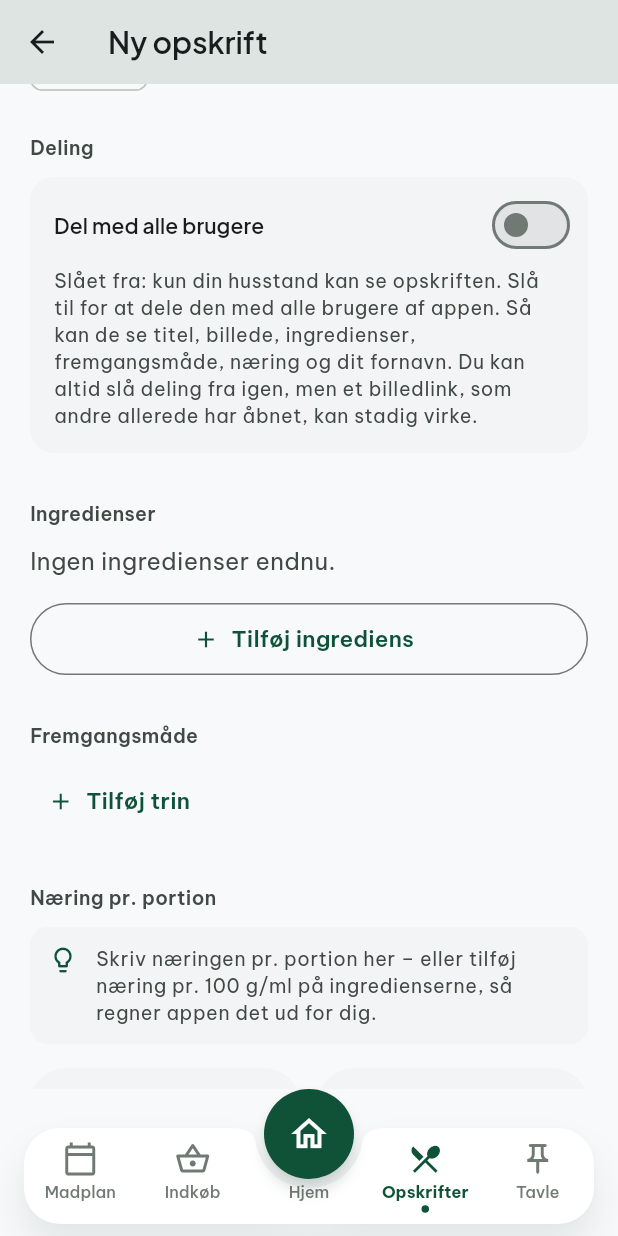
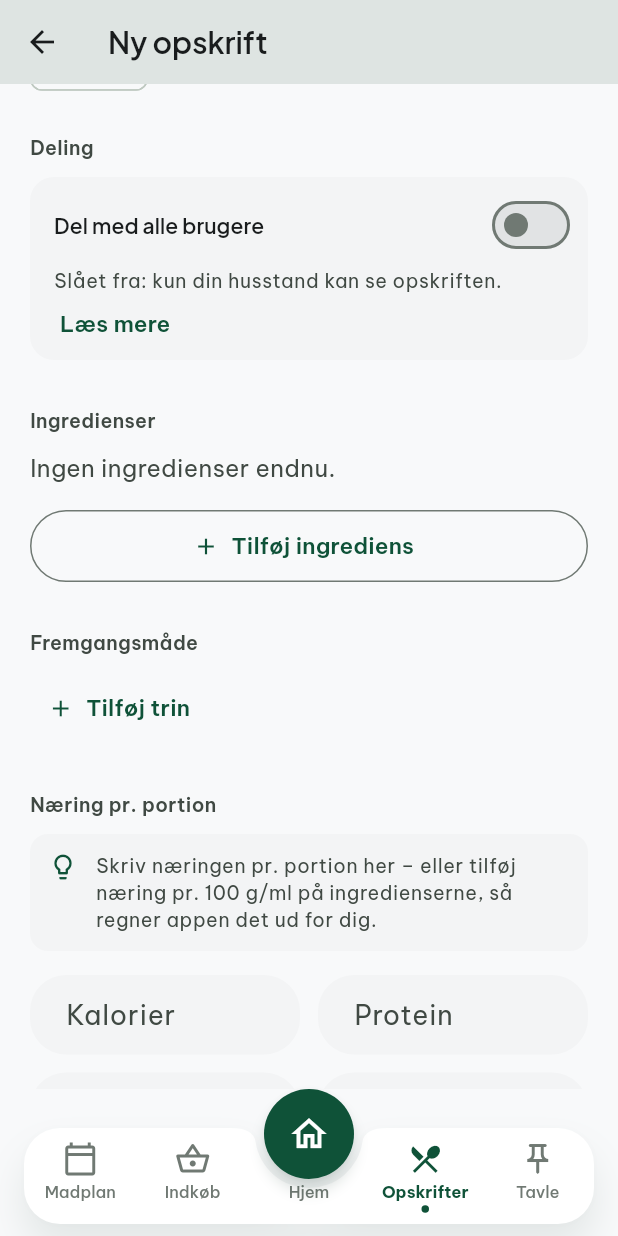
Before and after one commit to Zpolonius/Skafferiet, a Flutter app: the CreateRecipeScreen screen opened by its route, scrolled down 576 dp, on a phone screen of 412 x 824 dp. Run offline on Flutter 3.47's test engine with Material 3 defaults, Android fonts, the phone set to English and light mode, and no system bars; our stand-ins replace cached_network_image, cloud_firestore, connectivity_plus, firebase_auth, firebase_core, firebase_storage and 7 more; accounts and stored records are empty; generated files the repository leaves out were written again; network calls fail.

Commit message:
Collapse the sharing explanation behind "Læs mere"
The share switch showed a long paragraph that took up much of the
recipe form. It now shows a one-line status, and "Læs mere" expands
the full explanation of what sharing with all users means.

Co-Authored-By: Claude Opus 5.5 <noreply@anthropic.com>

```diff
--- a/lib/features/recipes/recipe_form_widgets.dart
+++ b/lib/features/recipes/recipe_form_widgets.dart
@@ -7,7 +7,8 @@ import 'ingredient_sheet.dart';
 
 /// "400 g", "1,5 dl" eller bare "fed" hvis der ikke er en mængde.
 String formatIngredientAmount(Ingredient ing) {
-  final qty = ing.quantity > 0 ? formatDanishNumber(ing.quantity, maxDecimals: 2) : '';
+  final qty =
+      ing.quantity > 0 ? formatDanishNumber(ing.quantity, maxDecimals: 2) : '';
   return [qty, ing.unit.trim()].where((s) => s.isNotEmpty).join(' ');
 }
 
@@ -18,10 +19,12 @@ class IngredientListEditor extends StatelessWidget {
   final List<Ingredient> ingredients;
   final ValueChanged<List<Ingredient>> onChanged;
 
-  const IngredientListEditor({super.key, required this.ingredients, required this.onChanged});
+  const IngredientListEditor(
+      {super.key, required this.ingredients, required this.onChanged});
 
   Future<void> _edit(BuildContext context, int index) async {
-    final updated = await showIngredientSheet(context, initial: ingredients[index]);
+    final updated =
+        await showIngredientSheet(context, initial: ingredients[index]);
     if (updated == null) return;
     onChanged([...ingredients]..[index] = updated);
   }
@@ -45,7 +48,8 @@ class IngredientListEditor extends StatelessWidget {
             padding: const EdgeInsets.only(bottom: 12),
             child: Text(
               'Ingen ingredienser endnu.',
-              style: theme.textTheme.bodyMedium?.copyWith(color: colors.onSurfaceVariant),
+              style: theme.textTheme.bodyMedium
+                  ?.copyWith(color: colors.onSurfaceVariant),
             ),
           ),
         ...ingredients.asMap().entries.map((entry) {
@@ -55,7 +59,8 @@ class IngredientListEditor extends StatelessWidget {
             margin: const EdgeInsets.only(bottom: 8),
             elevation: 0,
             color: colors.surfaceContainerLow,
-            shape: RoundedRectangleBorder(borderRadius: BorderRadius.circular(12)),
+            shape:
+                RoundedRectangleBorder(borderRadius: BorderRadius.circular(12)),
             child: InkWell(
               borderRadius: BorderRadius.circular(12),
               onTap: () => _edit(context, idx),
@@ -79,12 +84,15 @@ class IngredientListEditor extends StatelessWidget {
                     if (ing.nutritionPer100 != null)
                       Tooltip(
                         message: 'Har næring pr. 100 g/ml',
-                        child: Icon(Icons.local_fire_department_outlined, size: 18, color: colors.secondary),
+                        child: Icon(Icons.local_fire_department_outlined,
+                            size: 18, color: colors.secondary),
                       ),
                     IconButton(
                       tooltip: 'Fjern ${ing.name}',
-                      onPressed: () => onChanged([...ingredients]..removeAt(idx)),
-                      icon: Icon(Icons.remove_circle_outline, color: colors.error),
+                      onPressed: () =>
+                          onChanged([...ingredients]..removeAt(idx)),
+                      icon: Icon(Icons.remove_circle_outline,
+                          color: colors.error),
                     ),
                   ],
                 ),
@@ -98,7 +106,8 @@ class IngredientListEditor extends StatelessWidget {
           onPressed: () => _add(context),
           icon: const Icon(Icons.add),
           label: const Text('Tilføj ingrediens'),
-          style: OutlinedButton.styleFrom(minimumSize: const Size(double.infinity, 48)),
+          style: OutlinedButton.styleFrom(
+              minimumSize: const Size(double.infinity, 48)),
         ),
       ],
     );
@@ -114,7 +123,8 @@ class ServingsStepper extends StatelessWidget {
   final int? value;
   final ValueChanged<int?> onChanged;
 
-  const ServingsStepper({super.key, required this.value, required this.onChanged});
+  const ServingsStepper(
+      {super.key, required this.value, required this.onChanged});
 
   @override
   Widget build(BuildContext context) {
@@ -129,7 +139,8 @@ class ServingsStepper extends StatelessWidget {
               Text('Portioner', style: theme.textTheme.titleSmall),
               Text(
                 'Bruges til næring pr. portion',
-                style: theme.textTheme.bodySmall?.copyWith(color: theme.colorScheme.onSurfaceVariant),
+                style: theme.textTheme.bodySmall
+                    ?.copyWith(color: theme.colorScheme.onSurfaceVariant),
               ),
             ],
           ),
@@ -157,7 +168,8 @@ class ServingsStepper extends StatelessWidget {
         ),
         IconButton.outlined(
           tooltip: 'Flere portioner',
-          onPressed: (v ?? 0) >= maxServings ? null : () => onChanged((v ?? 0) + 1),
+          onPressed:
+              (v ?? 0) >= maxServings ? null : () => onChanged((v ?? 0) + 1),
           icon: const Icon(Icons.add),
         ),
       ],
@@ -282,13 +294,18 @@ class NutritionFields extends StatelessWidget {
           crossAxisAlignment: CrossAxisAlignment.start,
           children: [
             Expanded(
-              child: _field(theme, 'Kalorier', 'kcal', controllers.kcal, NutritionFormControllers.maxKcal,
+              child: _field(
+                  theme,
+                  'Kalorier',
+                  'kcal',
+                  controllers.kcal,
+                  NutritionFormControllers.maxKcal,
                   perServing?.kcal.roundToDouble()),
             ),
             const SizedBox(width: 12),
             Expanded(
-              child: _field(
-                  theme, 'Protein', 'g', controllers.protein, NutritionFormControllers.maxGrams, perServing?.protein),
+              child: _field(theme, 'Protein', 'g', controllers.protein,
+                  NutritionFormControllers.maxGrams, perServing?.protein),
             ),
           ],
         ),
@@ -297,12 +314,13 @@ class NutritionFields extends StatelessWidget {
           crossAxisAlignment: CrossAxisAlignment.start,
           children: [
             Expanded(
-              child: _field(
-                  theme, 'Kulhydrat', 'g', controllers.carbs, NutritionFormControllers.maxGrams, perServing?.carbs),
+              child: _field(theme, 'Kulhydrat', 'g', controllers.carbs,
+                  NutritionFormControllers.maxGrams, perServing?.carbs),
             ),
             const SizedBox(width: 12),
             Expanded(
-              child: _field(theme, 'Fedt', 'g', controllers.fat, NutritionFormControllers.maxGrams, perServing?.fat),
+              child: _field(theme, 'Fedt', 'g', controllers.fat,
+                  NutritionFormControllers.maxGrams, perServing?.fat),
             ),
           ],
         ),
@@ -310,7 +328,8 @@ class NutritionFields extends StatelessWidget {
     );
   }
 
-  Widget _field(ThemeData theme, String label, String suffix, TextEditingController c, double max, double? calculated) {
+  Widget _field(ThemeData theme, String label, String suffix,
+      TextEditingController c, double max, double? calculated) {
     return TextField(
       key: Key('recipe-nutrition-$label'),
       controller: c,
@@ -321,9 +340,11 @@ class NutritionFields extends StatelessWidget {
         labelText: label,
         suffixText: suffix,
         // Label svæver altid, så den beregnede værdi kan ses som hint.
-        floatingLabelBehavior: calculated != null ? FloatingLabelBehavior.always : null,
+        floatingLabelBehavior:
+            calculated != null ? FloatingLabelBehavior.always : null,
         hintText: calculated != null ? formatDanishNumber(calculated) : null,
-        errorText: showErrors ? NutritionFormControllers.errorFor(c, max) : null,
+        errorText:
+            showErrors ? NutritionFormControllers.errorFor(c, max) : null,
       ),
     );
   }
@@ -344,11 +365,13 @@ class _InfoBanner extends StatelessWidget {
     final String text;
     if (!calculation.hasData) {
       icon = Icons.lightbulb_outline;
-      text = 'Skriv næringen pr. portion her – eller tilføj næring pr. 100 g/ml '
+      text =
+          'Skriv næringen pr. portion her – eller tilføj næring pr. 100 g/ml '
           'på ingredienserne, så regner appen det ud for dig.';
     } else if (servings == null) {
       icon = Icons.info_outline;
-      text = 'Angiv antal portioner ovenfor, så regner appen næringen pr. portion '
+      text =
+          'Angiv antal portioner ovenfor, så regner appen næringen pr. portion '
           'ud fra ingredienserne.';
     } else {
       icon = Icons.calculate_outlined;
@@ -375,7 +398,8 @@ class _InfoBanner extends StatelessWidget {
           Expanded(
             child: Text(
               text,
-              style: theme.textTheme.bodySmall?.copyWith(color: colors.onSurfaceVariant),
+              style: theme.textTheme.bodySmall
+                  ?.copyWith(color: colors.onSurfaceVariant),
             ),
           ),
         ],
@@ -593,8 +617,9 @@ class _RecipeStepsEditorState extends State<RecipeStepsEditor> {
 // ── Deling ────────────────────────────────────────────────────────────────────
 
 /// Valg om opskriften kun er for husstanden (standard) eller deles med alle
-/// brugere af appen, med en forklaring af hvad det betyder.
-class ShareRecipeSwitch extends StatelessWidget {
+/// brugere af appen. Viser en kort status; "Læs mere" folder forklaringen af,
+/// hvad deling betyder, ud.
+class ShareRecipeSwitch extends StatefulWidget {
   final bool value;
   final ValueChanged<bool> onChanged;
 
@@ -615,15 +640,55 @@ class ShareRecipeSwitch extends StatelessWidget {
   });
 
   @override
+  State<ShareRecipeSwitch> createState() => _ShareRecipeSwitchState();
+}
+
+class _ShareRecipeSwitchState extends State<ShareRecipeSwitch> {
+  bool _expanded = false;
+
+  String get _summary {
+    if (widget.removed) {
+      return 'Opskriften er fjernet fra Fællesskab af en moderator og kan ikke '
+          'deles igen. Den er stadig i jeres husstands opskrifter.';
+    }
+    if (!widget.canShare) {
+      return widget.value
+          ? 'Delt med alle brugere af den, der har lavet opskriften.'
+          : 'Kun den, der har lavet opskriften, kan dele den med alle';
+    }
+    return widget.value
+        ? 'Delt: alle brugere af appen kan se opskriften.'
+        : 'Slået fra: kun din husstand kan se opskriften.';
+  }
+
+  String get _details => widget.canShare
+      ? 'Når opskriften er delt, kan alle brugere af appen se, søge i og gemme '
+          'en kopi af den: titel, billede, ingredienser, fremgangsmåde, næring og '
+          'dit fornavn. Kun jeres husstand kan redigere eller slette den. Du kan '
+          'slå deling fra igen når som helst, men et billedlink, som andre '
+          'allerede har åbnet, kan stadig virke bagefter.'
+      : 'Når opskriften er delt, kan alle brugere af appen se, søge i og gemme '
+          'en kopi af den: titel, billede, ingredienser, fremgangsmåde, næring og '
+          'skaberens fornavn. Kun jeres husstand kan redigere eller slette den. '
+          'Du kan slå deling fra for jeres husstand, men kun skaberen kan dele '
+          'den igen. Et billedlink, som andre allerede har åbnet, kan dog stadig '
+          'virke bagefter.';
+
+  @override
   Widget build(BuildContext context) {
     final colors = context.colors;
     final text = context.text;
+    final value = widget.value;
+    final canShare = widget.canShare;
+    final removed = widget.removed;
+    final onChanged = widget.onChanged;
+    final bodyStyle = text.bodySmall?.copyWith(color: colors.onSurfaceVariant);
     return Container(
       decoration: BoxDecoration(
         color: colors.surfaceContainerLow,
         borderRadius: BorderRadius.circular(16),
       ),
-      padding: const EdgeInsets.fromLTRB(16, 4, 8, 16),
+      padding: EdgeInsets.fromLTRB(16, 4, 8, removed ? 16 : 4),
       child: Column(
         crossAxisAlignment: CrossAxisAlignment.start,
         children: [
@@ -635,13 +700,16 @@ class ShareRecipeSwitch extends StatelessWidget {
                   Expanded(
                     child: Text(
                       'Del med alle brugere',
-                      style: text.titleSmall?.copyWith(fontWeight: FontWeight.w600),
+                      style: text.titleSmall
+                          ?.copyWith(fontWeight: FontWeight.w600),
                     ),
                   ),
                   Switch(
                     key: const Key('share-recipe-switch'),
                     value: value,
-                    onChanged: removed ? null : ((value || canShare) ? onChanged : null),
+                    onChanged: removed
+                        ? null
+                        : ((value || canShare) ? onChanged : null),
                   ),
                 ],
               ),
@@ -649,29 +717,29 @@ class ShareRecipeSwitch extends StatelessWidget {
           ),
           Padding(
             padding: const EdgeInsets.only(right: 8),
-            child: Text(
-              removed
-                  ? 'Opskriften er fjernet fra Fællesskab af en moderator og kan ikke '
-                      'deles igen. Den er stadig i jeres husstands opskrifter.'
-                  : !canShare && !value
-                  ? 'Kun den, der har lavet opskriften, kan dele den med alle'
-                  : !canShare
-                  ? 'Delt med alle brugere af den, der har lavet opskriften, under '
-                      'skaberens fornavn. Du kan slå deling fra for jeres husstand, men '
-                      'kun skaberen kan dele den igen.'
-                  : value
-                  ? 'Alle brugere af appen kan se, søge i og gemme en kopi af opskriften: '
-                      'titel, billede, ingredienser, fremgangsmåde, næring og dit fornavn. '
-                      'Kun jeres husstand kan redigere eller slette den. Du kan slå deling '
-                      'fra igen når som helst. Et billedlink, som andre allerede har åbnet, '
-                      'kan dog stadig virke bagefter.'
-                  : 'Slået fra: kun din husstand kan se opskriften. Slå til for at dele den '
-                      'med alle brugere af appen. Så kan de se titel, billede, ingredienser, '
-                      'fremgangsmåde, næring og dit fornavn. Du kan altid slå deling fra igen, '
-                      'men et billedlink, som andre allerede har åbnet, kan stadig virke.',
-              style: text.bodySmall?.copyWith(color: colors.onSurfaceVariant),
+            child: Text(_summary, style: bodyStyle),
+          ),
+          if (!removed) ...[
+            AnimatedSize(
+              duration: const Duration(milliseconds: 200),
+              alignment: Alignment.topCenter,
+              child: _expanded
+                  ? Padding(
+                      padding: const EdgeInsets.only(top: 8, right: 8),
+                      child: Text(_details, style: bodyStyle),
+                    )
+                  : const SizedBox(width: double.infinity),
             ),
-          ),
+            TextButton(
+              key: const Key('share-recipe-read-more'),
+              style: TextButton.styleFrom(
+                padding: const EdgeInsets.symmetric(horizontal: 4),
+                visualDensity: VisualDensity.compact,
+              ),
+              onPressed: () => setState(() => _expanded = !_expanded),
+              child: Text(_expanded ? 'Vis mindre' : 'Læs mere'),
+            ),
+          ],
         ],
       ),
     );
```
Also changed, not shown: 2 other files.
